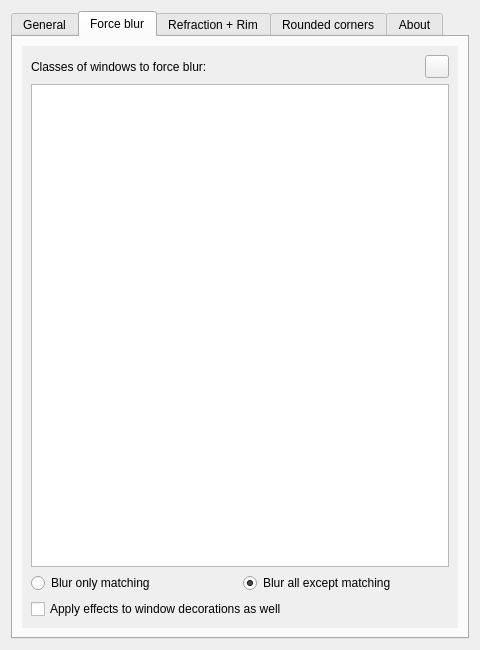
The window that src/kcm/blur_config.ui (4v3ngR/kwin-effects-glass) describes before a commit, drawn with Qt 5.
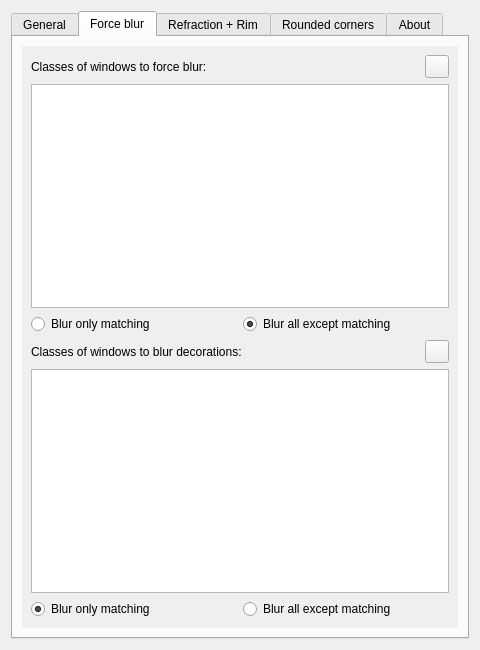
The same window after the commit. The open tabs and pages were chosen to show the change. Custom widgets are drawn as their Qt base class.

Commit message: Converted "Apply effects to window decor" to a white/blacklist

Patch:
```diff
--- a/src/kcm/blur_config.ui
+++ b/src/kcm/blur_config.ui
@@ -839,6 +839,9 @@
                <property name="text">
                 <string>Blur only matching</string>
                </property>
+               <attribute name="buttonGroup">
+                <string>windowBlurMode</string>
+               </attribute>
               </widget>
              </item>
              <item>
@@ -849,16 +852,69 @@
                <property name="checked">
                 <bool>true</bool>
                </property>
+               <attribute name="buttonGroup">
+                <string>windowBlurMode</string>
+               </attribute>
               </widget>
              </item>
             </layout>
            </item>
            <item>
-            <widget class="QCheckBox" name="kcfg_BlurDecorations">
-             <property name="text">
-              <string>Apply effects to window decorations as well</string>
-             </property>
-            </widget>
+            <layout class="QVBoxLayout">
+             <item>
+              <layout class="QHBoxLayout">
+               <item>
+                <widget class="QLabel" name="windowClassesBriefDescription">
+                 <property name="sizePolicy">
+                  <sizepolicy hsizetype="Expanding" vsizetype="Fixed">
+                   <horstretch>0</horstretch>
+                   <verstretch>0</verstretch>
+                  </sizepolicy>
+                 </property>
+                 <property name="text">
+                  <string>Classes of windows to blur decorations:</string>
+                 </property>
+                 <property name="wordWrap">
+                  <bool>true</bool>
+                 </property>
+                </widget>
+               </item>
+               <item>
+                <widget class="KContextualHelpButton" name="windowClassesContextualHelp"/>
+               </item>
+              </layout>
+             </item>
+            </layout>
+           </item>
+           <item>
+            <widget class="QPlainTextEdit" name="kcfg_DecorWindowClasses"/>
+           </item>
+           <item>
+            <layout class="QHBoxLayout" name="layoutMatchingMode">
+             <item>
+              <widget class="QRadioButton" name="kcfg_BlurMatchingDecorations">
+               <property name="text">
+                <string>Blur only matching</string>
+               </property>
+               <property name="checked">
+                <bool>true</bool>
+               </property>
+               <attribute name="buttonGroup">
+                <string>windowDecorBlurMode</string>
+               </attribute>
+              </widget>
+             </item>
+             <item>
+              <widget class="QRadioButton" name="kcfg_BlurDecorations">
+               <property name="text">
+                <string>Blur all except matching</string>
+               </property>
+               <attribute name="buttonGroup">
+                <string>windowDecorBlurMode</string>
+               </attribute>
+              </widget>
+             </item>
+            </layout>
            </item>
           </layout>
          </widget>
```
Left out of the diff: 4 changed lines with no effect on the pictures. The commit also changes 5 other files.
